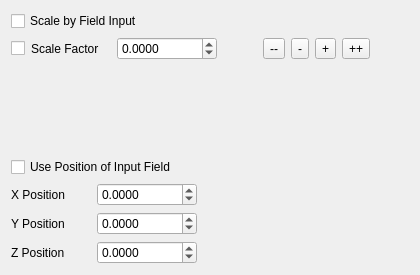
Qt form src/Interface/Modules/Visualization/ShowOrientationAxes.ui (SCIInstitute/SCIRun) before a commit.
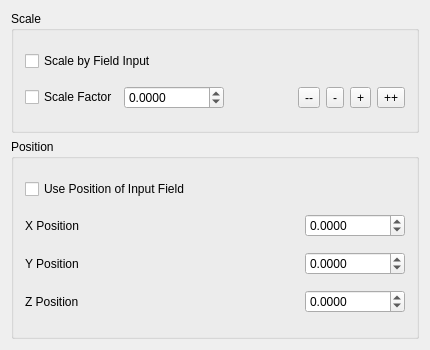
The same form after that commit.

Commit message: Added group boxes and removed verti

```diff
--- a/src/Interface/Modules/Visualization/ShowOrientationAxes.ui
+++ b/src/Interface/Modules/Visualization/ShowOrientationAxes.ui
@@ -6,20 +6,20 @@
    <rect>
     <x>0</x>
     <y>0</y>
-    <width>420</width>
-    <height>275</height>
+    <width>430</width>
+    <height>350</height>
    </rect>
   </property>
   <property name="minimumSize">
    <size>
     <width>420</width>
-    <height>250</height>
+    <height>350</height>
    </size>
   </property>
   <property name="maximumSize">
    <size>
     <width>600</width>
-    <height>300</height>
+    <height>400</height>
    </size>
   </property>
   <property name="windowTitle">
@@ -33,6 +33,24 @@
   </property>
   <layout class="QVBoxLayout" name="verticalLayout_2">
    <item>
+    <widget class="QGroupBox" name="groupBox">
+     <property name="sizePolicy">
+      <sizepolicy hsizetype="Preferred" vsizetype="Preferred">
+       <horstretch>0</horstretch>
+       <verstretch>0</verstretch>
+      </sizepolicy>
+     </property>
+     <property name="maximumSize">
+      <size>
+       <width>16777215</width>
+       <height>200</height>
+      </size>
+     </property>
+     <property name="title">
+      <string>Scale</string>
+     </property>
+     <layout class="QVBoxLayout" name="verticalLayout_3">
+      <item>
     <widget class="QCheckBox" name="scaleByFieldCheckBox_">
      <property name="text">
       <string>Scale by Field Input</string>
@@ -44,19 +62,6 @@
      <item>
       <widget class="QCheckBox" name="scaleFactorCheckBox_">
        <property name="text">
-        <string/>
-       </property>
-      </widget>
-     </item>
-     <item>
-      <widget class="QLabel" name="scaleLabel_">
-       <property name="minimumSize">
-        <size>
-         <width>80</width>
-         <height>0</height>
-        </size>
-       </property>
-       <property name="text">
         <string>Scale Factor</string>
        </property>
       </widget>
@@ -157,34 +162,23 @@
        </property>
       </widget>
      </item>
-     <item>
-      <spacer name="horizontalSpacer_2">
-       <property name="orientation">
-        <enum>Qt::Horizontal</enum>
-       </property>
-       <property name="sizeHint" stdset="0">
-        <size>
-         <width>10</width>
-         <height>20</height>
-        </size>
-       </property>
-      </spacer>
-     </item>
-    </layout>
+       </layout>
+      </item>
+     </layout>
+    </widget>
    </item>
    <item>
-    <spacer name="verticalSpacer">
-     <property name="orientation">
-      <enum>Qt::Vertical</enum>
-     </property>
-     <property name="sizeHint" stdset="0">
+    <widget class="QGroupBox" name="groupBox_2">
+     <property name="minimumSize">
       <size>
-       <width>20</width>
-       <height>40</height>
+       <width>0</width>
+       <height>200</height>
       </size>
      </property>
-    </spacer>
-   </item>
+     <property name="title">
+      <string>Position</string>
+     </property>
+     <layout class="QVBoxLayout" name="verticalLayout_4">
    <item>
     <widget class="QCheckBox" name="usePositionOfFieldCheckBox_">
      <property name="text">
@@ -207,6 +201,19 @@
        </property>
       </widget>
      </item>
+        <item>
+         <spacer name="horizontalSpacer_2">
+          <property name="orientation">
+           <enum>Qt::Horizontal</enum>
+          </property>
+          <property name="sizeHint" stdset="0">
+           <size>
+            <width>40</width>
+            <height>20</height>
+           </size>
+          </property>
+         </spacer>
+        </item>
      <item>
       <widget class="QDoubleSpinBox" name="xDoubleSpinBox_">
        <property name="minimumSize">
@@ -232,19 +239,6 @@
        </property>
       </widget>
      </item>
-     <item>
-      <spacer name="horizontalSpacer_5">
-       <property name="orientation">
-        <enum>Qt::Horizontal</enum>
-       </property>
-       <property name="sizeHint" stdset="0">
-        <size>
-         <width>40</width>
-         <height>20</height>
-        </size>
-       </property>
-      </spacer>
-     </item>
     </layout>
    </item>
    <item>
@@ -262,6 +256,19 @@
        </property>
       </widget>
      </item>
+        <item>
+         <spacer name="horizontalSpacer_3">
+          <property name="orientation">
+           <enum>Qt::Horizontal</enum>
+          </property>
+          <property name="sizeHint" stdset="0">
+           <size>
+            <width>40</width>
+            <height>20</height>
+           </size>
+          </property>
+         </spacer>
+        </item>
      <item>
       <widget class="QDoubleSpinBox" name="yDoubleSpinBox_">
        <property name="minimumSize">
@@ -287,19 +294,6 @@
        </property>
       </widget>
      </item>
-     <item>
-      <spacer name="horizontalSpacer_6">
-       <property name="orientation">
-        <enum>Qt::Horizontal</enum>
-       </property>
-       <property name="sizeHint" stdset="0">
-        <size>
-         <width>40</width>
-         <height>20</height>
-        </size>
-       </property>
-      </spacer>
-     </item>
     </layout>
    </item>
    <item>
@@ -317,6 +311,19 @@
        </property>
       </widget>
      </item>
+        <item>
+         <spacer name="horizontalSpacer_4">
+          <property name="orientation">
+           <enum>Qt::Horizontal</enum>
+          </property>
+          <property name="sizeHint" stdset="0">
+           <size>
+            <width>40</width>
+            <height>20</height>
+           </size>
+          </property>
+         </spacer>
+        </item>
      <item>
       <widget class="QDoubleSpinBox" name="zDoubleSpinBox_">
        <property name="sizePolicy">
@@ -348,20 +355,10 @@
        </property>
       </widget>
      </item>
-     <item>
-      <spacer name="horizontalSpacer_7">
-       <property name="orientation">
-        <enum>Qt::Horizontal</enum>
-       </property>
-       <property name="sizeHint" stdset="0">
-        <size>
-         <width>40</width>
-         <height>20</height>
-        </size>
-       </property>
-      </spacer>
-     </item>
-    </layout>
+       </layout>
+      </item>
+     </layout>
+    </widget>
    </item>
   </layout>
  </widget>
```
Lines whose indentation alone changed are shown as unchanged.
